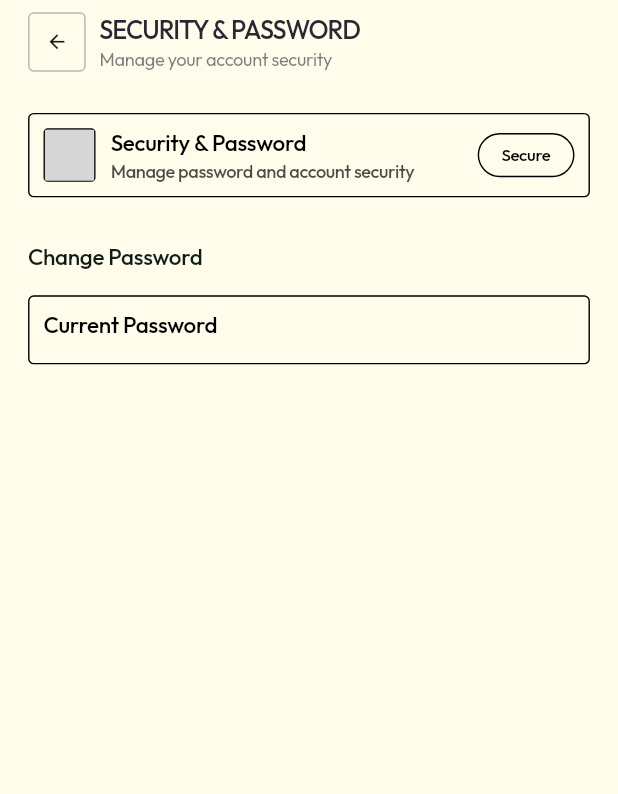
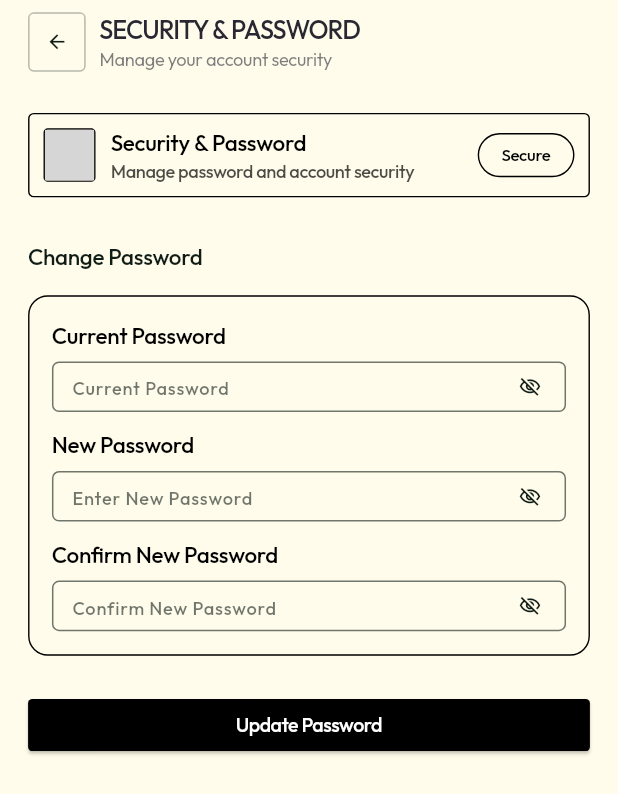
Before and after one commit to amanghoslya/Property_Managements, a Flutter app: the ChagenPasswordScreen screen opened directly, on a phone screen of 412 x 824 dp. Shown: the top 794 px of the screen. Run offline on Flutter 3.47's test engine with Material 3 defaults, Android fonts, the phone set to English and light mode, and no system bars; our stand-ins replace dotted_border, file_picker, flutter_screenutil, google_fonts, image_picker, pinput; missing offline and left inert: svg_flutter; grey boxes are pictures that could not be loaded.

```diff
--- a/lib/OwnerScreen/Bottom_Screen/Profile_Screen/ChagenPasswordScreen.dart
+++ b/lib/OwnerScreen/Bottom_Screen/Profile_Screen/ChagenPasswordScreen.dart
@@ -12,7 +12,9 @@ class ChagenPasswordScreen extends StatefulWidget {
 }
 
 class _ChagenPasswordScreenState extends State<ChagenPasswordScreen> {
-  bool isPasswordVisible = false;
+  bool isCurrentPasswordVisible = false;
+  bool isNewPasswordVisible = false;
+  bool isConfirmPasswordVisible = false;
   @override
   Widget build(BuildContext context) {
     return Scaffold(
@@ -75,14 +77,18 @@ class _ChagenPasswordScreenState extends State<ChagenPasswordScreen> {
           ),
         ),
       ),
-      body: Padding(
+      body: SingleChildScrollView(
+        child: Padding(
           padding: EdgeInsets.symmetric(horizontal: 20.w),
           child: Column(
             crossAxisAlignment: CrossAxisAlignment.start,
             children: [
               SizedBox(height: 20.h),
               Container(
-              padding: EdgeInsets.symmetric(horizontal: 10.w, vertical: 8.5.h),
+                padding: EdgeInsets.symmetric(
+                  horizontal: 10.w,
+                  vertical: 8.5.h,
+                ),
                 width: double.infinity,
                 decoration: BoxDecoration(
                   borderRadius: BorderRadius.circular(4.r),
@@ -95,7 +101,10 @@ class _ChagenPasswordScreenState extends State<ChagenPasswordScreen> {
                       height: 37.h,
                       decoration: BoxDecoration(
                         borderRadius: BorderRadius.circular(3.r),
-                      border: Border.all(color: Color(0xFF000000), width: 1.w),
+                        border: Border.all(
+                          color: Color(0xFF000000),
+                          width: 1.w,
+                        ),
                       ),
                       child: Center(
                         child: SvgPicture.asset("assets/SvgImage/lockicon.svg"),
@@ -133,7 +142,10 @@ class _ChagenPasswordScreenState extends State<ChagenPasswordScreen> {
                       ),
                       decoration: BoxDecoration(
                         borderRadius: BorderRadius.circular(30.r),
-                      border: Border.all(color: Color(0xFF000000), width: 1.w),
+                        border: Border.all(
+                          color: Color(0xFF000000),
+                          width: 1.w,
+                        ),
                       ),
                       child: Center(
                         child: Text(
@@ -162,10 +174,10 @@ class _ChagenPasswordScreenState extends State<ChagenPasswordScreen> {
               ),
               SizedBox(height: 16.h),
               Container(
-              padding: EdgeInsets.symmetric(horizontal: 10.w, vertical: 8.5.h),
+                padding: EdgeInsets.symmetric(horizontal: 16.w, vertical: 16.h),
                 width: double.infinity,
                 decoration: BoxDecoration(
-                borderRadius: BorderRadius.circular(4.r),
+                  borderRadius: BorderRadius.circular(14.r),
                   border: Border.all(color: Color(0xFF000000), width: 1.w),
                 ),
                 child: Column(
@@ -173,18 +185,75 @@ class _ChagenPasswordScreenState extends State<ChagenPasswordScreen> {
                   children: [
                     _buildTextfield(
                       label: "Current Password",
-                    hintText: "hintText",
+                      hintText: "Current Password",
+                      isPasswordVisible: isCurrentPasswordVisible,
+                      onVisibilityChanged: () {
+                        setState(() {
+                          isCurrentPasswordVisible = !isCurrentPasswordVisible;
+                        });
+                      },
+                    ),
+                    SizedBox(height: 12.h),
+                    _buildTextfield(
+                      label: "New Password",
+                      hintText: "Enter New Password",
+                      isPasswordVisible: isNewPasswordVisible,
+                      onVisibilityChanged: () {
+                        setState(() {
+                          isNewPasswordVisible = !isNewPasswordVisible;
+                        });
+                      },
+                    ),
+                    SizedBox(height: 12.h),
+                    _buildTextfield(
+                      label: "Confirm New Password",
+                      hintText: "Confirm New Password",
+                      isPasswordVisible: isConfirmPasswordVisible,
+                      onVisibilityChanged: () {
+                        setState(() {
+                          isConfirmPasswordVisible = !isConfirmPasswordVisible;
+                        });
+                      },
                     ),
                   ],
+                ),
+              ),
+              SizedBox(height: 30.h),
+              SizedBox(
+                width: double.infinity,
+                height: 36.h,
+                child: ElevatedButton(
+                  style: ElevatedButton.styleFrom(
+                    backgroundColor: Color(0xff000000),
+                    shape: RoundedRectangleBorder(
+                      borderRadius: BorderRadius.circular(3.r),
+                    ),
+                  ),
+                  onPressed: () {},
+                  child: Text(
+                    "Update Password",
+                    style: GoogleFonts.outfit(
+                      fontWeight: FontWeight.w500,
+                      color: Color(0xffFFFFFF),
+                      fontSize: 14.sp,
+                      letterSpacing: -0.34,
+                    ),
+                  ),
                 ),
               ),
             ],
           ),
         ),
+      ),
     );
   }
 
-  Widget _buildTextfield({required String label, required String hintText}) {
+  Widget _buildTextfield({
+    required String label,
+    required String hintText,
+    required bool isPasswordVisible,
+    required VoidCallback onVisibilityChanged,
+  }) {
     return Column(
       crossAxisAlignment: CrossAxisAlignment.start,
       children: [
@@ -193,11 +262,69 @@ class _ChagenPasswordScreenState extends State<ChagenPasswordScreen> {
           style: GoogleFonts.outfit(
             fontSize: 16.sp,
             fontWeight: FontWeight.w500,
-            color: Color(0xFF000000),
+            color: const Color(0xFF000000),
             letterSpacing: -0.2,
           ),
         ),
+
         SizedBox(height: 7.h),
+
+        Container(
+          height: 35.h,
+          decoration: const BoxDecoration(color: Colors.transparent),
+          child: TextField(
+            cursorColor: AppColors.heading,
+            cursorHeight: 18.h,
+            cursorWidth: 1.5.w,
+            obscureText: !isPasswordVisible,
+            textAlignVertical: TextAlignVertical.center,
+
+            decoration: InputDecoration(
+              isDense: true,
+
+              hintText: hintText,
+
+              hintStyle: GoogleFonts.outfit(
+                fontSize: 13.sp,
+                fontWeight: FontWeight.w500,
+                color: const Color.fromRGBO(16, 28, 22, 0.6),
+              ),
+
+              focusedBorder: OutlineInputBorder(
+                borderRadius: BorderRadius.circular(5.r),
+                borderSide: BorderSide(color: AppColors.heading),
+              ),
+
+              enabledBorder: OutlineInputBorder(
+                borderRadius: BorderRadius.circular(5.r),
+                borderSide: const BorderSide(
+                  color: Color.fromRGBO(16, 28, 22, 0.6),
+                ),
+              ),
+
+              suffixIcon: IconButton(
+                padding: EdgeInsets.zero,
+
+                constraints: BoxConstraints(minWidth: 40.w, minHeight: 44.h),
+
+                onPressed: onVisibilityChanged,
+
+                icon: Icon(
+                  isPasswordVisible
+                      ? Icons.visibility_outlined
+                      : Icons.visibility_off_outlined,
+                  color: AppColors.heading,
+                  size: 16.sp,
+                ),
+              ),
+
+              contentPadding: EdgeInsets.symmetric(
+                horizontal: 10.w,
+                vertical: 0,
+              ),
+            ),
+          ),
+        ),
       ],
     );
   }
--- a/lib/OwnerScreen/forgot_password/forgot_password_screen.dart
+++ b/lib/OwnerScreen/forgot_password/forgot_password_screen.dart
@@ -126,6 +126,9 @@ class _ForgotPasswordScreenState extends State<ForgotPasswordScreen> {
                     height: 44.h,
                     decoration: BoxDecoration(color: Colors.transparent),
                     child: TextField(
+                      cursorColor: AppColors.heading,
+                      cursorHeight: 18.h,
+                      cursorWidth: 1.5.w,
                       keyboardType: TextInputType.emailAddress,
                       textAlignVertical: TextAlignVertical.center,
                       decoration: InputDecoration(
--- a/lib/OwnerScreen/login_screen.dart
+++ b/lib/OwnerScreen/login_screen.dart
@@ -129,6 +129,9 @@ class _LoginScreenState extends State<LoginScreen> {
                     height: 44.h,
                     decoration: const BoxDecoration(color: Colors.transparent),
                     child: TextField(
+                      cursorColor: AppColors.heading,
+                      cursorHeight: 18.h,
+                      cursorWidth: 1.5.w,
                       keyboardType: TextInputType.emailAddress,
                       textAlignVertical: TextAlignVertical.center,
                       decoration: InputDecoration(
@@ -189,6 +192,9 @@ class _LoginScreenState extends State<LoginScreen> {
                     height: 44.h,
                     decoration: const BoxDecoration(color: Colors.transparent),
                     child: TextField(
+                      cursorColor: AppColors.heading,
+                      cursorHeight: 18.h,
+                      cursorWidth: 1.5.w,
                       obscureText: !isPasswordVisible,
                       textAlignVertical: TextAlignVertical.center,
                       decoration: InputDecoration(
```
Also changed, not shown: lib/OwnerScreen/Bottom_Screen/Home_screen/NotificationScreen.dart (added, +91 -0 lines), lib/OwnerScreen/Bottom_Screen/Home_screen/my_bottom_screen.dart (+13 -2 lines), lib/OwnerScreen/Bottom_Screen/Profile_Screen/EditProfileScreen.dart (added, +361 -0 lines), lib/OwnerScreen/Bottom_Screen/Profile_Screen/profile_screen.dart (+9 -1 lines). Lines whose indentation alone changed are shown as unchanged.
